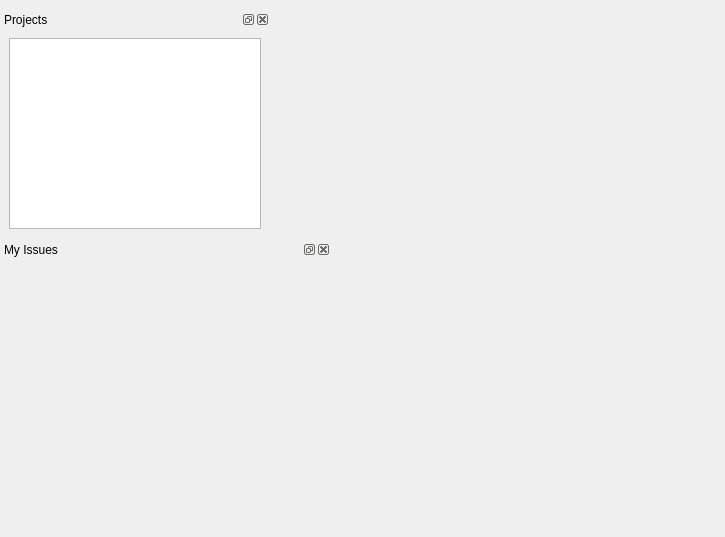
Old version of the form widgets/mainwindow.ui in the repository xvjau/RedClient.
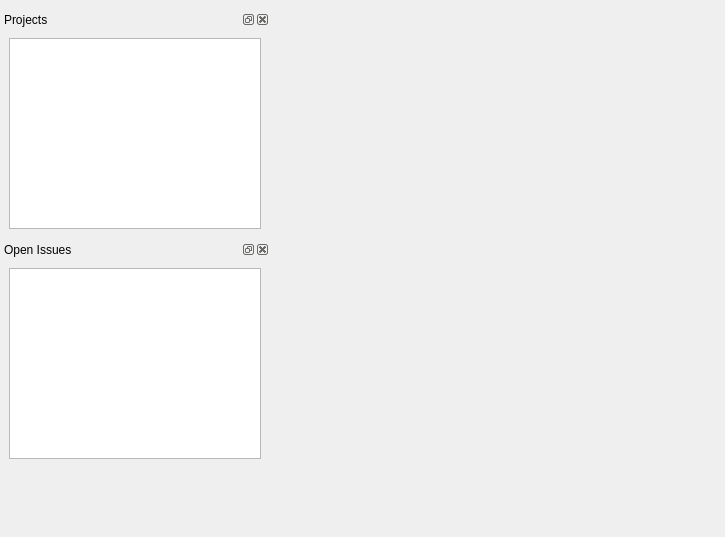
New version of the form.

Commit message: Implemented Issues

```diff
--- a/widgets/mainwindow.ui
+++ b/widgets/mainwindow.ui
@@ -48,14 +48,20 @@
     <rect>
      <x>0</x>
      <y>240</y>
-     <width>331</width>
-     <height>201</height>
+     <width>270</width>
+     <height>228</height>
     </rect>
    </property>
    <property name="windowTitle">
-    <string>My Issues</string>
+    <string>Open Issues</string>
    </property>
-   <widget class="QWidget" name="dockWidgetContents_2"/>
+   <widget class="QWidget" name="dockWidgetContents_2">
+    <layout class="QGridLayout" name="gridLayout_2">
+     <item row="0" column="0">
+      <widget class="QTableView" name="tvIssues"/>
+     </item>
+    </layout>
+   </widget>
   </widget>
  </widget>
  <resources/>
```
The commit also changes 15 other files.
